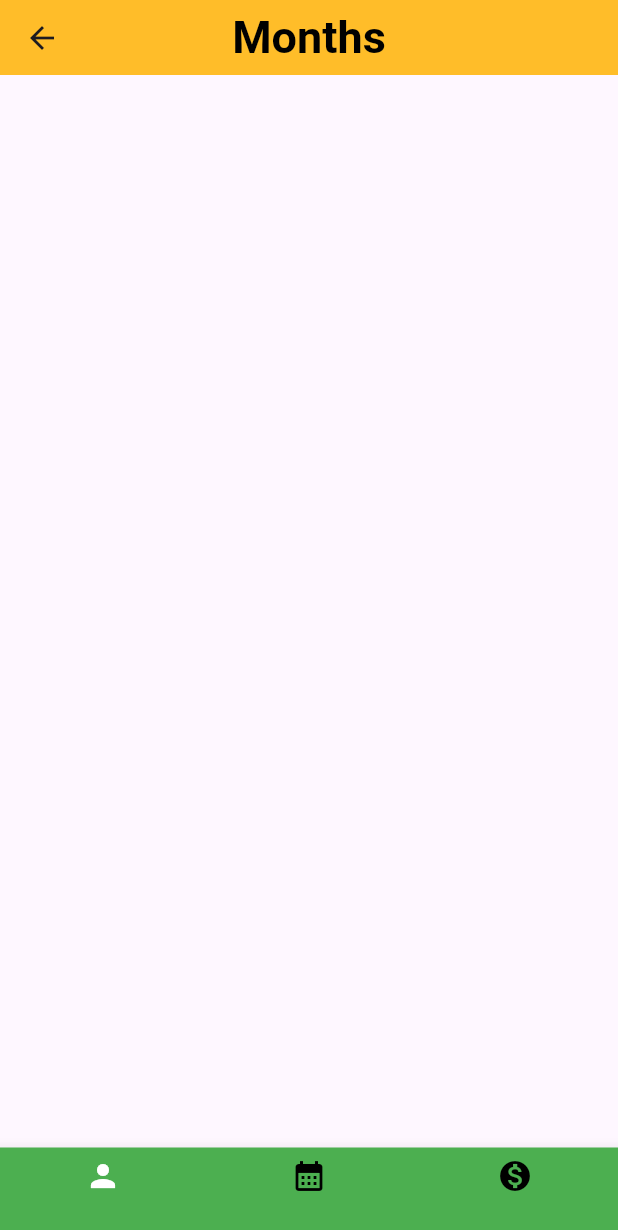
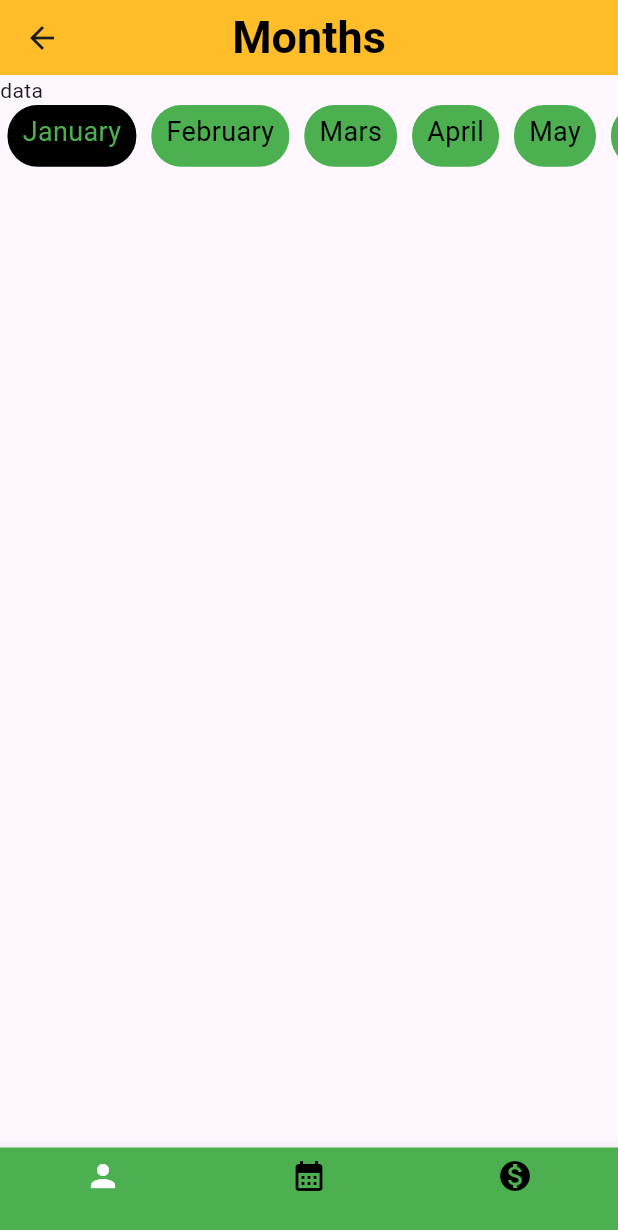
Before and after one commit to Mohamed-Atef-work/Money-Tracker, a Flutter app: the screen it shows after launch, after a tap on "Data", on a phone screen of 412 x 824 dp. Shown: the top 1230 px of the screen. Run offline on Flutter 3.47's test engine with Material 3 defaults, Android fonts, the phone set to English and light mode, and no system bars; our stand-ins replace dartz, flutter_styled_toast, flutter_svg, get; missing offline and left inert: dart:js.

Commit message:
scrollable months

```diff
--- a/lib/core/components/scrollable_row_component.dart
+++ b/lib/core/components/scrollable_row_component.dart
@@ -1,43 +1,38 @@
 import 'package:flutter/material.dart';
 import 'package:money_tracker/core/components/custom_text.dart';
+import 'package:money_tracker/core/utils/constants/constants.dart';
 
 class ScrollableRowItemComponent extends StatelessWidget {
   final void Function() onTap;
-  final Color backgroundColor;
-  final Color iconAndTextColor;
+  final bool isChosen;
   final String title;
 
   const ScrollableRowItemComponent({
     super.key,
     required this.onTap,
     required this.title,
-    required this.backgroundColor,
-    required this.iconAndTextColor,
+    required this.isChosen,
   });
 
   @override
   Widget build(BuildContext context) {
-    return InkWell(
+    return Padding(
+      padding: kHorizontalPadding5,
+      child: InkWell(
         onTap: onTap,
         borderRadius: BorderRadius.circular(20),
         child: Container(
-        padding: const EdgeInsets.symmetric(horizontal: 15, vertical: 5),
+          padding: kHorizontal10Vertical5,
           decoration: BoxDecoration(
-          color: backgroundColor,
             borderRadius: BorderRadius.circular(20),
+            color: isChosen ? Colors.black : Colors.green,
           ),
-        child: Row(
-          mainAxisSize: MainAxisSize.min,
-          mainAxisAlignment: MainAxisAlignment.center,
-          crossAxisAlignment: CrossAxisAlignment.center,
-          children: [
-            CustomText(
+          child: CustomText(
             text: title,
             fontSize: 18,
-              textColor: iconAndTextColor,
             textAlign: TextAlign.center,
+            textColor: isChosen ? Colors.green : Colors.black,
           ),
-          ],
         ),
       ),
     );
--- a/lib/core/config/bindings.dart
+++ b/lib/core/config/bindings.dart
@@ -1,13 +1,13 @@
 import 'package:get/get.dart';
-import 'package:money_tracker/core/utils/local/arabic.dart';
-import 'package:money_tracker/core/utils/local/english.dart';
-import 'package:money_tracker/screens/data_layout/controller.dart';
+import 'package:money_tracker/screens/data_layout/controllers/data_layout_controller.dart';
+import 'package:money_tracker/screens/data_layout/controllers/months_data_view_controller.dart';
 
 class AppBindings extends Bindings {
   @override
   void dependencies() {
-    Get.lazyPut<English>(() => English());
-    Get.lazyPut<Arabic>(() => Arabic());
-    Get.lazyPut<DataLayoutController>(() => DataLayoutController());
+    Get.lazyPut<DataLayoutController>(() => DataLayoutController(),
+        fenix: true);
+    Get.lazyPut<MonthsDataController>(() => MonthsDataController(),
+        fenix: true);
   }
 }
--- a/lib/core/config/pages.dart
+++ b/lib/core/config/pages.dart
@@ -1,5 +1,5 @@
 import 'package:get/get.dart';
-import 'package:money_tracker/screens/data_layout/view.dart';
+import 'package:money_tracker/screens/data_layout/views/layout_screen.dart';
 import 'package:money_tracker/core/utils/screens_strings.dart';
 import 'package:money_tracker/screens/home_panel_screen/view.dart';
 import 'package:money_tracker/screens/statistics_layout/view.dart';
--- a/lib/core/utils/constants/constants.dart
+++ b/lib/core/utils/constants/constants.dart
@@ -1,6 +1,8 @@
 import 'package:flutter/material.dart';
 
 const kHorizontalPadding5 = EdgeInsets.symmetric(horizontal: 5);
+const kHorizontal10Vertical5 =
+    EdgeInsets.symmetric(horizontal: 10, vertical: 5);
 const kPrimaryColorYellow = Color(0xFFffbd29);
 const kWhiteGray = Color(0xFFffe3ac);
 const kDarkBrown = Color(0xFF785326);
--- a/lib/money_tracker_app.dart
+++ b/lib/money_tracker_app.dart
@@ -4,6 +4,7 @@ import 'package:money_tracker/core/config/pages.dart';
 import 'package:money_tracker/core/config/bindings.dart';
 import 'package:money_tracker/core/utils/local/english.dart';
 import 'package:money_tracker/core/utils/local/translation.dart';
+import 'package:money_tracker/core/utils/screens_strings.dart';
 
 class MoneyTrackerApp extends StatelessWidget {
   const MoneyTrackerApp({super.key});
--- /dev/null
+++ b/lib/screens/data_layout/controllers/months_data_view_controller.dart
@@ -0,0 +1,26 @@
+import 'package:get/get.dart';
+import 'package:money_tracker/core/utils/local/english.dart';
+
+class MonthsDataController extends GetxController {
+  int currentMonthIndex = 0;
+
+  void monthIndex(int index) {
+    currentMonthIndex = index;
+    update();
+  }
+
+  List<String> titles = [
+    English.january.tr,
+    English.february.tr,
+    English.mars.tr,
+    English.april.tr,
+    English.may.tr,
+    English.june.tr,
+    English.july.tr,
+    English.august.tr,
+    English.september.tr,
+    English.october.tr,
+    English.november.tr,
+    English.december.tr,
+  ];
+}
--- a/lib/screens/data_layout/view.dart
+++ /dev/null
@@ -1,30 +0,0 @@
-import 'package:get/get.dart';
-import 'package:flutter/material.dart';
-import 'package:money_tracker/core/components/app_bar.dart';
-import 'package:money_tracker/core/components/bottom_navigation_bar.dart';
-import 'package:money_tracker/screens/data_layout/controller.dart';
-
-class DataLayoutScreen extends StatelessWidget {
-  const DataLayoutScreen({super.key});
-
-  @override
-  Widget build(BuildContext context) {
-    final controller = Get.find<DataLayoutController>();
-    return GetBuilder<DataLayoutController>(
-      builder: (_) {
-        return Scaffold(
-          appBar: CustomAppBar(
-            title: controller.titles[controller.index],
-          ),
-          body: Column(),
-          bottomNavigationBar: AppBottomNav(
-            index: controller.index,
-            onTap: (index) {
-              controller.currentIndex(index);
-            },
-          ),
-        );
-      },
-    );
-  }
-}
--- /dev/null
+++ b/lib/screens/data_layout/views/layout_screen.dart
@@ -0,0 +1,39 @@
+import 'package:get/get.dart';
+import 'package:flutter/material.dart';
+import 'package:money_tracker/core/components/app_bar.dart';
+import 'package:money_tracker/core/components/bottom_navigation_bar.dart';
+import 'package:money_tracker/screens/data_layout/views/month_data_view.dart';
+import 'package:money_tracker/screens/data_layout/views/person_data_view.dart';
+import 'package:money_tracker/screens/data_layout/views/spending_side_data_view.dart';
+import 'package:money_tracker/screens/data_layout/controllers/data_layout_controller.dart';
+
+class DataLayoutScreen extends StatelessWidget {
+  const DataLayoutScreen({super.key});
+
+  @override
+  Widget build(BuildContext context) {
+    final controller = Get.find<DataLayoutController>();
+    return GetBuilder<DataLayoutController>(
+      builder: (_) {
+        return Scaffold(
+          appBar: CustomAppBar(title: controller.titles[controller.index]),
+          body: _body(controller.index),
+          bottomNavigationBar: AppBottomNav(
+            index: controller.index,
+            onTap: (index) => controller.currentIndex(index),
+          ),
+        );
+      },
+    );
+  }
+
+  Widget _body(int index) {
+    if (index == 0) {
+      return const MonthsDataView();
+    } else if (index == 1) {
+      return const PersonsDataView();
+    } else {
+      return const SpendingSidesDataView();
+    }
+  }
+}
--- /dev/null
+++ b/lib/screens/data_layout/views/month_data_view.dart
@@ -0,0 +1,18 @@
+import 'package:flutter/cupertino.dart';
+import 'package:money_tracker/screens/data_layout/widgets/months_widget.dart';
+
+class MonthsDataView extends StatelessWidget {
+  const MonthsDataView({super.key});
+
+  @override
+  Widget build(BuildContext context) {
+    return const Column(
+      mainAxisSize: MainAxisSize.min,
+      crossAxisAlignment: CrossAxisAlignment.stretch,
+      children: [
+        Text("data"),
+        MonthsWidget(),
+      ],
+    );
+  }
+}
--- a/lib/screens/data_layout/widgets/expenses_widget.dart
+++ b/lib/screens/data_layout/widgets/expenses_widget.dart
@@ -1,6 +1,6 @@
 import 'package:money_tracker/core/utils/constants/constants.dart';
 import 'package:money_tracker/core/components/custom_text.dart';
-import 'package:money_tracker/screens/data_layout/model.dart';
+import 'package:money_tracker/screens/data_layout/models/expanse_model.dart';
 import 'package:money_tracker/core/utils/extensions.dart';
 import 'package:money_tracker/core/utils/images.dart';
 import 'package:flutter/material.dart';
--- /dev/null
+++ b/lib/screens/data_layout/widgets/months_widget.dart
@@ -0,0 +1,30 @@
+import 'package:get/get.dart';
+import 'package:flutter/material.dart';
+import 'package:money_tracker/core/components/scrollable_row_component.dart';
+import 'package:money_tracker/screens/data_layout/controllers/months_data_view_controller.dart';
+
+class MonthsWidget extends StatelessWidget {
+  const MonthsWidget({super.key});
+
+  @override
+  Widget build(BuildContext context) {
+    final controller = Get.find<MonthsDataController>();
+    return GetBuilder<MonthsDataController>(
+      builder: (_) {
+        return SizedBox(
+          height: context.height * 0.05,
+          child: ListView.builder(
+            scrollDirection: Axis.horizontal,
+            itemCount: controller.titles.length,
+            physics: const BouncingScrollPhysics(),
+            itemBuilder: (_, index) => ScrollableRowItemComponent(
+              title: controller.titles[index],
+              onTap: () => controller.monthIndex(index),
+              isChosen: controller.currentMonthIndex == index ? true : false,
+            ),
+          ),
+        );
+      },
+    );
+  }
+}
--- a/lib/screens/home_panel_screen/view.dart
+++ b/lib/screens/home_panel_screen/view.dart
@@ -9,7 +9,6 @@ class HomePanelScreen extends StatelessWidget {
 
   @override
   Widget build(BuildContext context) {
-    final english = Get.find<English>();
     return Scaffold(
       backgroundColor: Colors.grey,
       body: Column(
--- a/lib/test_screen.dart
+++ b/lib/test_screen.dart
@@ -1,5 +1,6 @@
 import 'package:flutter/material.dart';
-import 'package:money_tracker/screens/data_layout/model.dart';
+import 'package:money_tracker/core/components/scrollable_row_component.dart';
+import 'package:money_tracker/screens/data_layout/models/expanse_model.dart';
 import 'package:money_tracker/screens/data_layout/widgets/expenses_widget.dart';
 
 class TestScreen extends StatelessWidget {
@@ -17,7 +18,7 @@ class TestScreen extends StatelessWidget {
     );
     return Scaffold(
       body: Center(
-        child: ExpensesWidget(model: model),
+        child: ScrollableRowItemComponent(onTap: () {  }, title: 'fgh', isChosen: false,),
       ),
     );
   }
```
Also changed, not shown: lib/screens/data_layout/controllers/data_layout_controller.dart (renamed from lib/screens/data_layout/controller.dart, +6 -8 lines), lib/screens/data_layout/views/person_data_view.dart (added, +14 -0 lines), lib/screens/data_layout/views/spending_side_data_view.dart (added, +14 -0 lines), lib/screens/data_layout/models/expanse_model.dart (renamed from lib/screens/data_layout/model.dart), lib/screens/data_layout/widgets/month_data_view.dart (deleted), lib/screens/data_layout/widgets/person_data_view.dart (deleted), lib/screens/data_layout/widgets/revenue_data_view.dart (deleted). Lines whose indentation alone changed are shown as unchanged.
